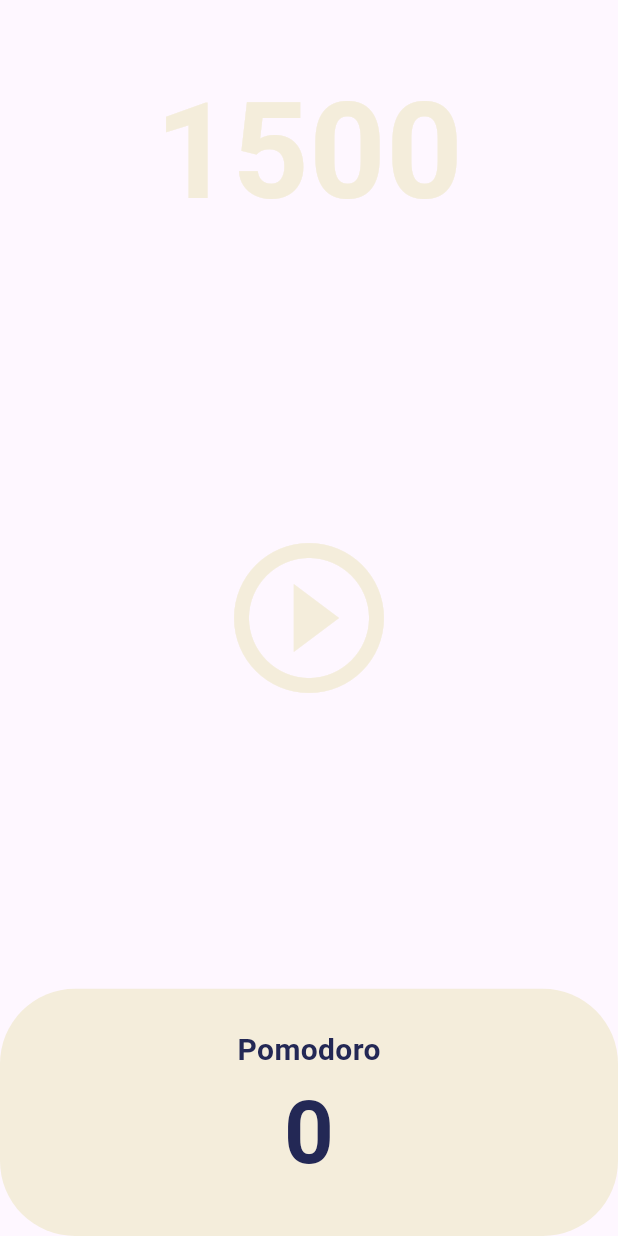
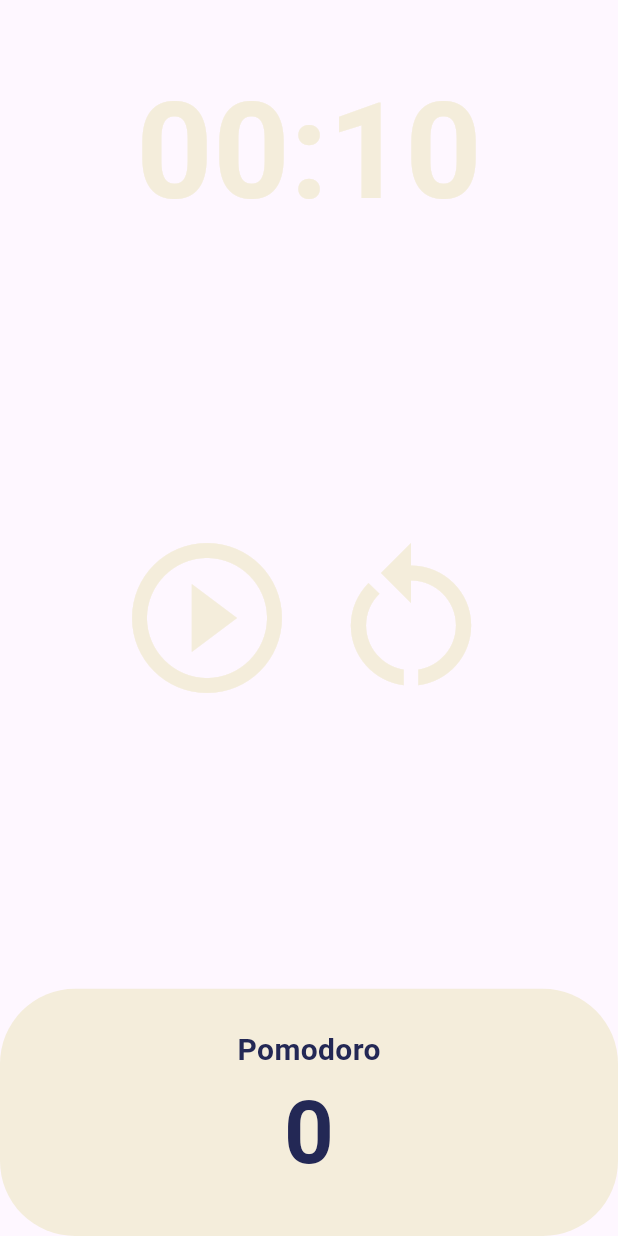
Before and after one commit to thespeace/learn_flutter_starter, a Flutter app: the screen it shows after launch, on a phone screen of 412 x 824 dp. Run offline on Flutter 3.47's test engine with Material 3 defaults, Android fonts, the phone set to English and light mode, and no system bars.

Commit message:
FEAT: Pomodoro App Clone coding-timer(restart), date format

```diff
--- a/lib/pomodoro/screen/pomodoro_home_screen.dart
+++ b/lib/pomodoro/screen/pomodoro_home_screen.dart
@@ -11,18 +11,28 @@
 
 class _PomodoroHomeScreenState extends State<PomodoroHomeScreen> {
 
-  int totalSeconds = 1500;
+  static const twentyFiveMinutes = 1500;
+  int totalSeconds = 10;
   bool isRunning = false;
+  int totalPomodoros = 0;
   late Timer timer; //Timer : Dart의 Standard Library.
 
   void onTick(Timer timer){
+    if(totalSeconds == 0) {
       setState(() {
-      totalSeconds = totalSeconds - 1;
+        totalPomodoros++;
+        isRunning = false;
+        totalSeconds = twentyFiveMinutes;
       });
+      timer.cancel();
+    } else {
+      setState(() {
+        totalSeconds--;
+      });
+    }
   }
 
   void onStartPressed() {
-
     timer = Timer.periodic(
       Duration(seconds: 1),
       onTick,
@@ -39,6 +49,19 @@
     });
   }
 
+  void onRestartPressed() {
+    timer.cancel();
+    setState(() {
+      totalSeconds = twentyFiveMinutes;
+      isRunning = false;
+    });
+  }
+
+  String format(int seconds) {
+    var duration = Duration(seconds: seconds);
+    return duration.toString().split(".").first.substring(2, 7);
+  }
+
   @override
   Widget build(BuildContext context) {
     return Scaffold(
@@ -50,7 +73,7 @@
             child: Container(
               alignment: Alignment.bottomCenter,
               child: Text(
-                '$totalSeconds',
+                format(totalSeconds),
                 style: TextStyle(
                   color: Theme.of(context).cardColor,
                   fontSize: 89,
@@ -62,7 +85,10 @@
           Flexible(
             flex: 3,
             child: Center(
-              child: IconButton(
+              child: Row(
+                mainAxisAlignment: MainAxisAlignment.center,
+                children: [
+                  IconButton(
                     iconSize: 120,
                     color: Theme.of(context).cardColor,
                     onPressed: isRunning ? onPausePressed : onStartPressed,
@@ -70,6 +96,15 @@
                         ? Icons.pause_circle_outline
                         : Icons.play_circle_outline
                     ),
+                  ),
+                  SizedBox(height: 20), // 아이콘 버튼 간 간격 조절을 위한 간격 추가
+                  IconButton(
+                    iconSize: 120,
+                    color: Theme.of(context).cardColor,
+                    onPressed: onRestartPressed,
+                    icon: Icon(Icons.restart_alt),
+                  ),
+                ],
               ),
             ),
           ),
@@ -95,7 +130,7 @@
                           ),
                         ),
                         Text(
-                          '0',
+                          '$totalPomodoros',
                           style: TextStyle(
                             fontSize: 58,
                             fontWeight: FontWeight.w600,
```
Lines whose indentation alone changed are shown as unchanged.
